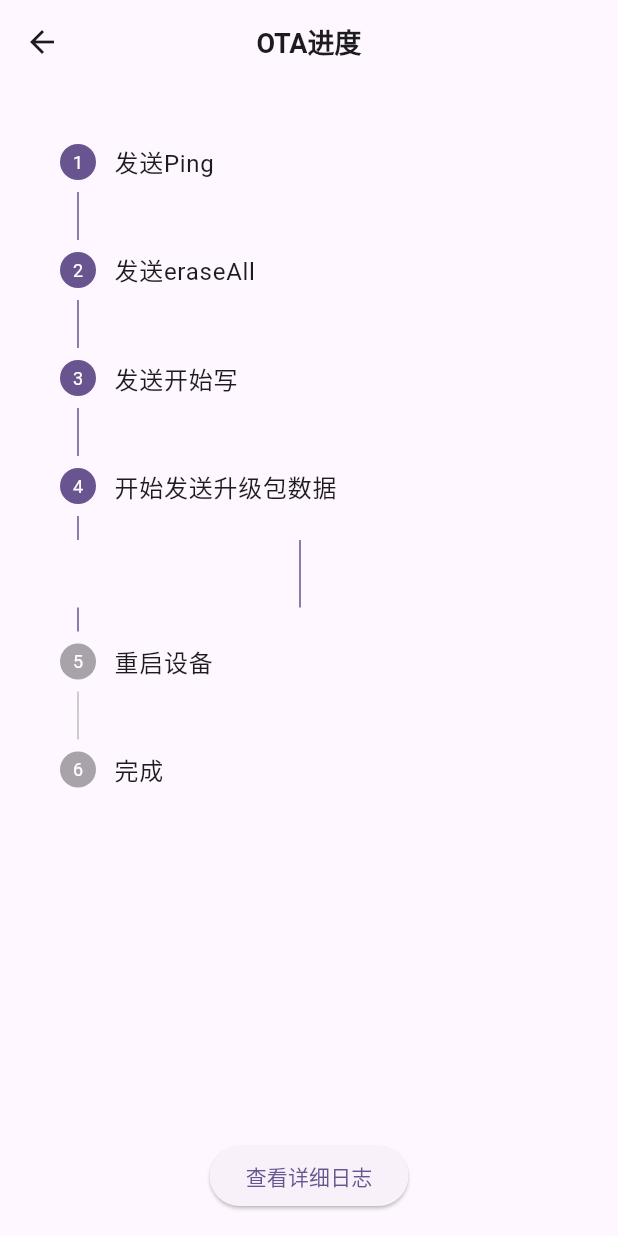
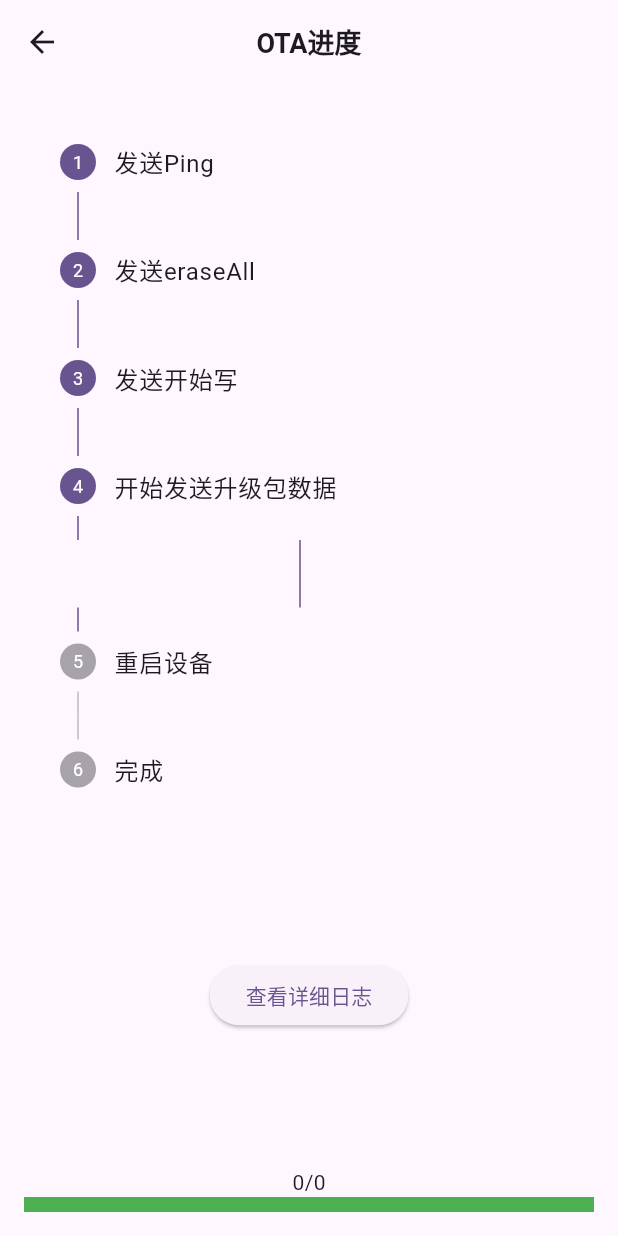
Before and after one commit to TengTeNJ/ota, a Flutter app: the FactoryProgress screen opened directly, after a tap on an icon or button, on a phone screen of 412 x 824 dp. Run offline on Flutter 3.47's test engine with Material 3 defaults, Android fonts, the phone set to English and light mode, and no system bars; our stand-ins replace event_bus, permission_handler; missing offline and left inert: flutter_reactive_ble.

Commit message:
更新bin文件 优化烧录的日志显示 优化bin文件的加载时binData重复add的问题

```diff
--- a/lib/constants.dart
+++ b/lib/constants.dart
@@ -1,13 +1,13 @@
-const kBLE_SERVICE_NOTIFY_UUID = "ffe0";
-const kBLE_SERVICE_WRITER_UUID = "ffe5";
-const kBLE_CHARACTERISTIC_NOTIFY_UUID = "ffe4";
-const kBLE_CHARACTERISTIC_WRITER_UUID = "ffe9";
+// const kBLE_SERVICE_NOTIFY_UUID = "ffe0";
+// const kBLE_SERVICE_WRITER_UUID = "ffe5";
+// const kBLE_CHARACTERISTIC_NOTIFY_UUID = "ffe4";
+// const kBLE_CHARACTERISTIC_WRITER_UUID = "ffe9";
 
 
-// const kBLE_SERVICE_NOTIFY_UUID = "fff0";
-// const kBLE_SERVICE_WRITER_UUID = "fff0";
-// const kBLE_CHARACTERISTIC_NOTIFY_UUID = "fff1";
-// const kBLE_CHARACTERISTIC_WRITER_UUID = "fff2";
+const kBLE_SERVICE_NOTIFY_UUID = "fff0";
+const kBLE_SERVICE_WRITER_UUID = "fff0";
+const kBLE_CHARACTERISTIC_NOTIFY_UUID = "fff1";
+const kBLE_CHARACTERISTIC_WRITER_UUID = "fff2";
 
 const kBLE_270_SERVICE_UUID = "fff0";
 const kBLE_270_CHARACTERISTIC_NOTIFY_UUID = "fff1";
--- a/lib/controllers/factory_log_show.dart
+++ b/lib/controllers/factory_log_show.dart
@@ -26,7 +26,7 @@ class _FactoryLogShowState extends State<FactoryLogShow> {
       setState(() {
         if (event.data == kOTATextProgress) {
           print(
-              'CommStatusManager().otaStrings=${CommStatusManager().otaStrings}');
+              'CommStatusManager().otaStrings=${CommStatusManager().factoryStrings}');
           // setState(() {
           //
           // });
--- a/lib/controllers/factory_progress.dart
+++ b/lib/controllers/factory_progress.dart
@@ -130,7 +130,19 @@ class _UpdateProgressState extends State<FactoryProgress> {
                 context,
                 MaterialPageRoute(builder: (context) => FactoryLogShow()), // 目标页面
               );
-            }, child: Text('查看详细日志'))
+            }, child: Text('查看详细日志')),
+            if (_currentStep == 3)
+              Column(
+                children: [
+                  Text('${CommStatusManager().hasSendDataLength}/${CommStatusManager().totalDataLength}'),
+                  LinearProgressIndicator(
+                    value: CommStatusManager().hasSendDataLength/CommStatusManager().totalDataLength,
+                    minHeight: 10,
+                    backgroundColor: Colors.grey[300],
+                    valueColor: AlwaysStoppedAnimation<Color>(Colors.green),
+                  )
+                ],
+              )
           ],
         ),
       ),
```
Also changed, not shown: lib/controllers/abount_page.dart (added, +49 -0 lines), lib/root_page_controller.dart (+28 -8 lines), lib/utils/comm_statu_manager.dart (+8 -1 lines), lib/utils/ota_service_data.dart (+15 -15 lines), 8 other files.
